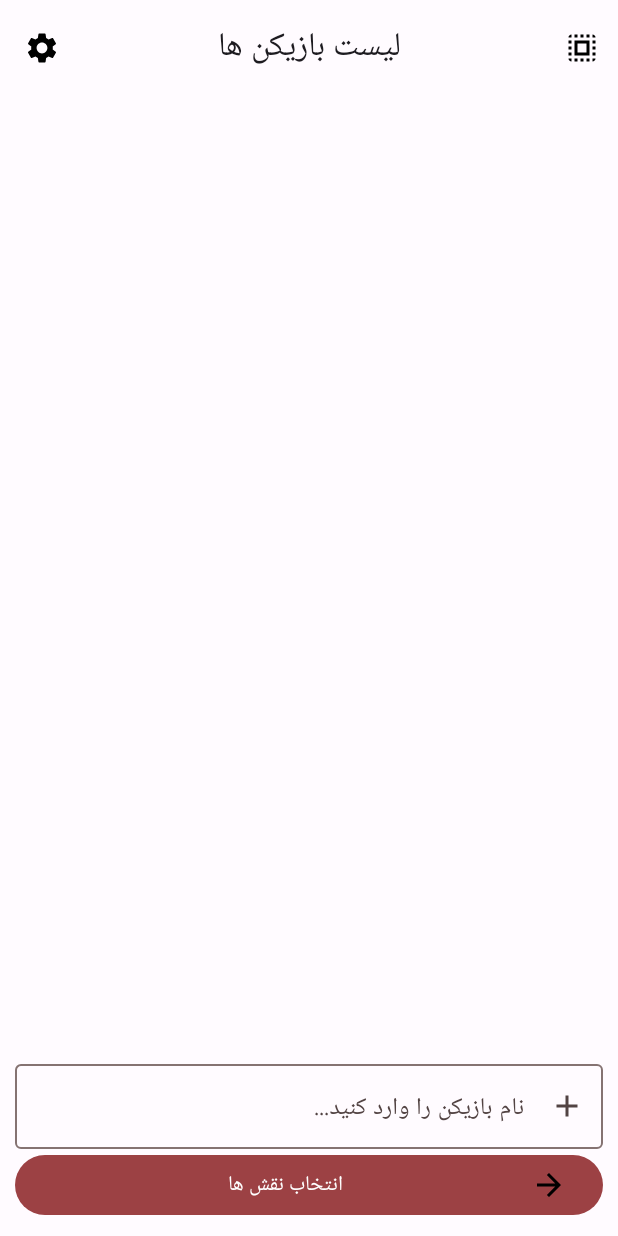
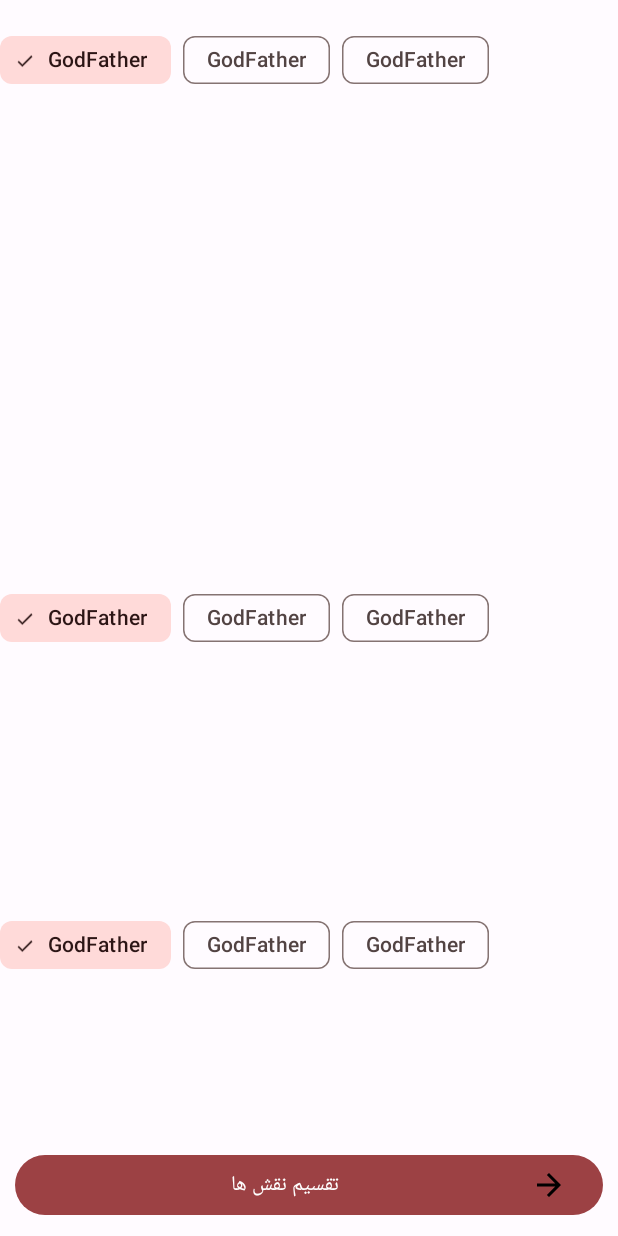
Before and after one commit to IamRezaMousavi/Mafia, an Android app: the screen it shows after launch (MainActivity before the commit, RoleActivity after it), after a tap on "انتخاب نقش ها", on a phone screen of 412 x 824 dp. Run offline under Robolectric (Android 15) with nearby library versions, the phone set to English and light mode, and no system bars.

Commit message:
add role activity and some chips

```diff
--- a/app/src/main/AndroidManifest.xml
+++ b/app/src/main/AndroidManifest.xml
@@ -13,6 +13,9 @@
         android:theme="@style/Theme.Mafia"
         tools:targetApi="31">
         <activity
+            android:name=".RoleActivity"
+            android:exported="false" />
+        <activity
             android:name=".SettingsActivity"
             android:exported="false" />
         <activity
--- a/app/src/main/java/com/github/iamrezamousavi/mafia/MainActivity.kt
+++ b/app/src/main/java/com/github/iamrezamousavi/mafia/MainActivity.kt
@@ -35,7 +35,7 @@
         binding.peopleList.adapter = playerAdapter
 
         binding.button1.setOnClickListener {
-            Toast.makeText(this, "Button Clicked", Toast.LENGTH_SHORT).show()
+            startActivity(Intent(this, RoleActivity::class.java))
         }
 
         binding.textField.setEndIconOnClickListener {
--- /dev/null
+++ b/app/src/main/java/com/github/iamrezamousavi/mafia/RoleActivity.kt
@@ -0,0 +1,26 @@
+package com.github.iamrezamousavi.mafia
+
+import android.os.Bundle
+import android.widget.Toast
+import androidx.appcompat.app.AppCompatActivity
+import com.github.iamrezamousavi.mafia.databinding.ActivityRoleBinding
+
+class RoleActivity : AppCompatActivity() {
+
+    private lateinit var binding: ActivityRoleBinding
+    override fun onCreate(savedInstanceState: Bundle?) {
+        super.onCreate(savedInstanceState)
+        binding = ActivityRoleBinding.inflate(layoutInflater)
+        setContentView(binding.root)
+
+        binding.chip1.setOnCheckedChangeListener { _, isChecked ->
+            Toast.makeText(this, "Chip 1: $isChecked", Toast.LENGTH_SHORT).show()
+        }
+        binding.chip2.setOnCheckedChangeListener { _, isChecked ->
+            Toast.makeText(this, "Chip 2: $isChecked", Toast.LENGTH_SHORT).show()
+        }
+        binding.chip3.setOnCheckedChangeListener { _, isChecked ->
+            Toast.makeText(this, "Chip 3: $isChecked", Toast.LENGTH_SHORT).show()
+        }
+    }
+}
--- /dev/null
+++ b/app/src/main/res/layout/activity_role.xml
@@ -0,0 +1,125 @@
+<?xml version="1.0" encoding="utf-8"?>
+<androidx.constraintlayout.widget.ConstraintLayout xmlns:android="http://schemas.android.com/apk/res/android"
+    xmlns:app="http://schemas.android.com/apk/res-auto"
+    xmlns:tools="http://schemas.android.com/tools"
+    android:layout_width="match_parent"
+    android:layout_height="match_parent"
+    tools:context=".RoleActivity">
+
+    <com.google.android.material.chip.ChipGroup
+        android:id="@+id/chipGroup"
+        android:layout_width="match_parent"
+        android:layout_height="wrap_content"
+        android:layout_marginTop="16dp"
+        app:layout_constraintEnd_toEndOf="parent"
+        app:layout_constraintStart_toStartOf="parent"
+        app:layout_constraintTop_toTopOf="parent">
+
+        <com.google.android.material.chip.Chip
+            android:id="@+id/chip1"
+            style="@style/Widget.Material3.Chip.Filter"
+            android:layout_width="wrap_content"
+            android:layout_height="wrap_content"
+            android:checked="true"
+            android:text="GodFather" />
+
+        <com.google.android.material.chip.Chip
+            android:id="@+id/chip2"
+            style="@style/Widget.Material3.Chip.Filter"
+            android:layout_width="wrap_content"
+            android:layout_height="wrap_content"
+            android:checked="false"
+            android:text="GodFather" />
+
+        <com.google.android.material.chip.Chip
+            android:id="@+id/chip3"
+            style="@style/Widget.Material3.Chip.Filter"
+            android:layout_width="wrap_content"
+            android:layout_height="wrap_content"
+            android:checked="false"
+            android:text="GodFather" />
+
+    </com.google.android.material.chip.ChipGroup>
+
+    <com.google.android.material.chip.ChipGroup
+        android:id="@+id/chipGroup2"
+        android:layout_width="match_parent"
+        android:layout_height="wrap_content"
+        app:layout_constraintBottom_toBottomOf="parent"
+        app:layout_constraintEnd_toEndOf="parent"
+        app:layout_constraintStart_toStartOf="parent"
+        app:layout_constraintTop_toTopOf="parent">
+
+        <com.google.android.material.chip.Chip
+            android:id="@+id/chip21"
+            style="@style/Widget.Material3.Chip.Filter"
+            android:layout_width="wrap_content"
+            android:layout_height="wrap_content"
+            android:checked="true"
+            android:text="GodFather" />
+
+        <com.google.android.material.chip.Chip
+            android:id="@+id/chip22"
+            style="@style/Widget.Material3.Chip.Filter"
+            android:layout_width="wrap_content"
+            android:layout_height="wrap_content"
+            android:checked="false"
+            android:text="GodFather" />
+
+        <com.google.android.material.chip.Chip
+            android:id="@+id/chip23"
+            style="@style/Widget.Material3.Chip.Filter"
+            android:layout_width="wrap_content"
+            android:layout_height="wrap_content"
+            android:checked="false"
+            android:text="GodFather" />
+
+    </com.google.android.material.chip.ChipGroup>
+
+    <com.google.android.material.chip.ChipGroup
+        android:id="@+id/chipGroup3"
+        android:layout_width="match_parent"
+        android:layout_height="wrap_content"
+        app:layout_constraintBottom_toBottomOf="parent"
+        app:layout_constraintEnd_toEndOf="parent"
+        app:layout_constraintStart_toStartOf="parent"
+        app:layout_constraintTop_toBottomOf="@+id/chipGroup2">
+
+        <com.google.android.material.chip.Chip
+            android:id="@+id/chip31"
+            style="@style/Widget.Material3.Chip.Filter"
+            android:layout_width="wrap_content"
+            android:layout_height="wrap_content"
+            android:checked="true"
+            android:text="GodFather" />
+
+        <com.google.android.material.chip.Chip
+            android:id="@+id/chip32"
+            style="@style/Widget.Material3.Chip.Filter"
+            android:layout_width="wrap_content"
+            android:layout_height="wrap_content"
+            android:checked="false"
+            android:text="GodFather" />
+
+        <com.google.android.material.chip.Chip
+            android:id="@+id/chip33"
+            style="@style/Widget.Material3.Chip.Filter"
+            android:layout_width="wrap_content"
+            android:layout_height="wrap_content"
+            android:checked="false"
+            android:text="GodFather" />
+
+    </com.google.android.material.chip.ChipGroup>
+
+    <Button
+        android:layout_width="match_parent"
+        android:layout_height="wrap_content"
+        android:layout_margin="10dp"
+        android:drawableEnd="@drawable/baseline_arrow_forward_24"
+        android:drawableRight="@drawable/baseline_arrow_forward_24"
+        android:text="تقسیم نقش ها"
+        app:layout_constraintBottom_toBottomOf="parent"
+        app:layout_constraintEnd_toEndOf="parent"
+        app:layout_constraintStart_toStartOf="parent" />
+
+</androidx.constraintlayout.widget.ConstraintLayout>
```
